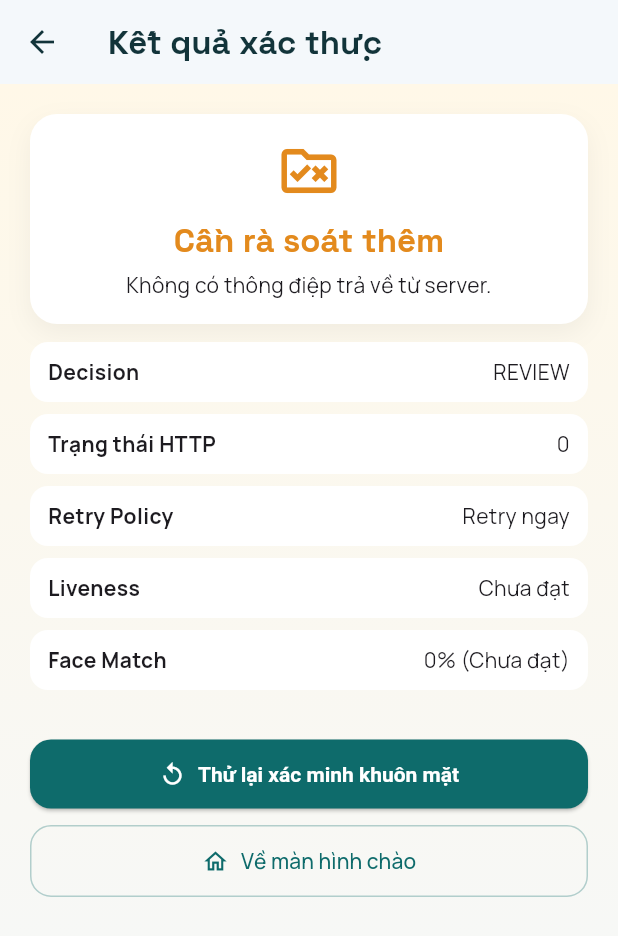
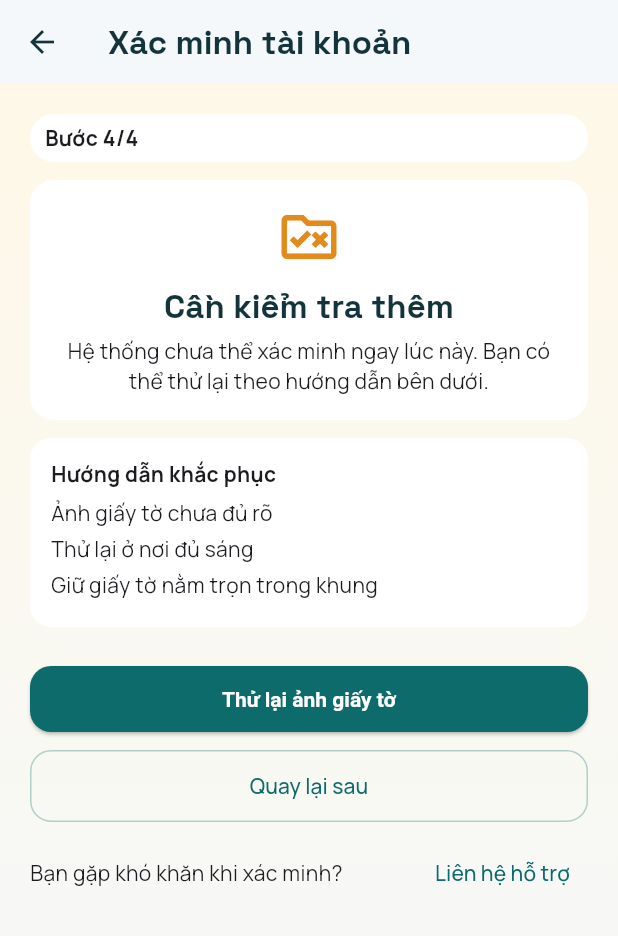
Before and after one commit to Anh-Quoc-Pham/eKYC_android_app, a Flutter app: the ResultScreen screen opened by its route, on a phone screen of 412 x 824 dp. Shown: the top 936 px of the screen. Run offline on Flutter 3.47's test engine with Material 3 defaults, Android fonts, the phone set to English and light mode, and no system bars; our stand-ins replace camera, flutter_secure_storage, google_fonts, permission_handler; missing offline and left inert: cryptography, google_mlkit_face_detection, google_mlkit_text_recognition; accounts and stored records are empty.

Commit message:
feat(result): split result states and user-safe messaging

```diff
--- a/lib/screens/result_screen.dart
+++ b/lib/screens/result_screen.dart
@@ -4,6 +4,8 @@
 import '../app_theme.dart';
 import '../models/decision_models.dart';
 import '../services/ekyc_session.dart';
+
+enum ResultUiState { success, reviewRetryable, reject, cooldown, manualReview }
 
 class ResultScreen extends StatelessWidget {
   const ResultScreen({super.key});
@@ -12,349 +14,450 @@
   Widget build(BuildContext context) {
     final session = EkycSession.instance;
     final decision = session.decisionOutcome;
-    final decisionStatus = _resolveDecisionStatus(session);
-    final retryAllowed =
-        decision?.retryAllowed ?? !session.verificationSucceeded;
-    final retryPolicy =
-        decision?.retryPolicy ??
-        (retryAllowed ? RetryPolicy.immediate : RetryPolicy.noRetry);
-    final canRetryFace =
-        retryAllowed &&
-        (retryPolicy == RetryPolicy.immediate ||
-            retryPolicy == RetryPolicy.waitBeforeRetry);
-    final canRetryReview =
-        retryAllowed && retryPolicy == RetryPolicy.userCorrection;
+    final uiState = _resolveUiState(session, decision);
     final compact = AppLayout.isCompact(context);
     final pagePadding = AppLayout.pagePadding(context);
 
     return Scaffold(
-      appBar: AppBar(title: const Text('Kết quả xác thực')),
+      appBar: AppBar(title: const Text('Xác minh tài khoản')),
       body: Container(
         decoration: BoxDecoration(
           gradient: LinearGradient(
             begin: Alignment.topCenter,
             end: Alignment.bottomCenter,
-            colors: [_backgroundTone(decisionStatus), AppColors.canvas],
+            colors: [_backgroundTone(uiState), AppColors.canvas],
           ),
         ),
         child: SafeArea(
-          child: TweenAnimationBuilder<double>(
-            duration: AppMotion.slow,
-            curve: AppMotion.emphasized,
-            tween: Tween<double>(begin: 0, end: 1),
-            builder: (context, value, child) {
-              return Opacity(
-                opacity: value,
-                child: Transform.translate(
-                  offset: Offset(0, (1 - value) * (compact ? 14 : 20)),
-                  child: child,
-                ),
-              );
-            },
           child: ListView(
             physics: const BouncingScrollPhysics(),
             padding: EdgeInsets.all(pagePadding),
             children: [
-                AnimatedContainer(
-                  duration: AppMotion.medium,
-                  curve: AppMotion.standard,
-                  padding: EdgeInsets.all(compact ? 14 : 16),
+              Container(
+                padding: const EdgeInsets.symmetric(
+                  horizontal: 10,
+                  vertical: 6,
+                ),
                 decoration: BoxDecoration(
                   color: Colors.white,
-                    borderRadius: BorderRadius.circular(18),
-                    boxShadow: [
-                      BoxShadow(
-                        color: Colors.black.withValues(alpha: 0.05),
-                        blurRadius: 14,
-                        offset: const Offset(0, 6),
+                  borderRadius: BorderRadius.circular(999),
                 ),
-                    ],
-                  ),
-                  child: Column(
-                    children: [
-                      TweenAnimationBuilder<double>(
-                        duration: AppMotion.medium,
-                        curve: AppMotion.emphasized,
-                        tween: Tween<double>(begin: 0.86, end: 1),
-                        builder: (context, scale, _) {
-                          return Transform.scale(
-                            scale: scale,
-                            child: Icon(
-                              _statusIcon(decisionStatus),
-                              size: compact ? 40 : 44,
-                              color: _statusColor(decisionStatus),
-                            ),
-                          );
-                        },
-                      ),
-                      SizedBox(height: compact ? 8 : 10),
-                      Text(
-                        _headline(decisionStatus),
-                        style: Theme.of(context).textTheme.titleLarge?.copyWith(
-                          color: _statusColor(decisionStatus),
-                          fontWeight: FontWeight.w800,
-                        ),
-                      ),
-                      const SizedBox(height: 6),
-                      Text(
-                        _userFacingMessage(
-                          decision: decision,
-                          fallbackMessage: session.verificationMessage,
-                          retryPolicy: retryPolicy,
-                          retryAllowed: retryAllowed,
-                        ),
-                        textAlign: TextAlign.center,
-                      ),
-                    ],
+                child: const Text(
+                  'Bước 4/4',
+                  style: TextStyle(fontWeight: FontWeight.w700),
                 ),
               ),
               SizedBox(height: compact ? 10 : 12),
-                _InfoRow(
-                  label: 'Decision',
-                  value: decisionStatus.name.toUpperCase(),
+              _ResultCard(
+                icon: _iconForState(uiState),
+                iconColor: _iconColor(uiState),
+                title: _titleForState(uiState),
+                body: _bodyForState(uiState),
               ),
-                _InfoRow(
-                  label: 'Trạng thái HTTP',
-                  value: '${session.verificationStatusCode}',
-                ),
-                _InfoRow(
-                  label: 'Retry Policy',
-                  value: _retryPolicyLabel(retryPolicy),
-                ),
-                _InfoRow(
-                  label: 'Liveness',
-                  value: session.livenessPassed ? 'Đạt' : 'Chưa đạt',
-                ),
-                _InfoRow(
-                  label: 'Face Match',
-                  value:
-                      '${(session.faceMatchScore * 100).toStringAsFixed(0)}% '
-                      '(${session.faceMatchPassed ? 'Đạt' : 'Chưa đạt'})',
-                ),
-                if (session.cccdHash.isNotEmpty)
-                  _InfoRow(
-                    label: 'ID Hash',
-                    value: _truncateHash(session.cccdHash),
-                    monospace: true,
-                  ),
-                if ((decision?.correlationId ?? session.correlationId)
-                    .isNotEmpty)
-                  _InfoRow(
-                    label: 'Correlation ID',
-                    value: _truncateHash(
-                      decision?.correlationId ?? session.correlationId,
-                    ),
-                    monospace: true,
-                  ),
+              SizedBox(height: compact ? 10 : 12),
+              ..._detailsForState(uiState, session),
               SizedBox(height: compact ? 18 : 24),
-                if (canRetryFace)
-                  SizedBox(
-                    width: double.infinity,
-                    child: ElevatedButton.icon(
-                      onPressed: () {
-                        Navigator.of(
-                          context,
-                        ).pushReplacementNamed(AppRoutes.face);
-                      },
-                      icon: const Icon(Icons.replay),
-                      label: const Text('Thử lại xác minh khuôn mặt'),
-                    ),
-                  ),
-                if (canRetryFace) SizedBox(height: compact ? 8 : 10),
-                if (canRetryReview)
-                  SizedBox(
-                    width: double.infinity,
-                    child: OutlinedButton.icon(
-                      onPressed: () {
-                        Navigator.of(
-                          context,
-                        ).pushReplacementNamed(AppRoutes.review);
-                      },
-                      icon: const Icon(Icons.edit_outlined),
-                      label: const Text('Sửa OCR và thử lại'),
-                    ),
-                  ),
-                if (canRetryReview) SizedBox(height: compact ? 8 : 10),
-                SizedBox(
-                  width: double.infinity,
-                  child: OutlinedButton.icon(
-                    onPressed: () {
-                      session.clearAll();
-                      Navigator.of(context).pushNamedAndRemoveUntil(
-                        AppRoutes.welcome,
-                        (route) => false,
-                      );
-                    },
-                    icon: const Icon(Icons.home_outlined),
-                    label: const Text('Về màn hình chào'),
-                  ),
-                ),
+              ..._actionsForState(context, uiState, session),
             ],
-            ),
           ),
         ),
       ),
     );
   }
 
-  static String _truncateHash(String hash) {
-    if (hash.length <= 20) {
-      return hash;
-    }
-    return '${hash.substring(0, 10)}...${hash.substring(hash.length - 8)}';
+  static ResultUiState _resolveUiState(
+    EkycSession session,
+    DecisionOutcome? decision,
+  ) {
+    if (decision == null) {
+      return session.verificationSucceeded
+          ? ResultUiState.success
+          : ResultUiState.reviewRetryable;
     }
 
-  static DecisionStatus _resolveDecisionStatus(EkycSession session) {
-    final decision = session.decisionOutcome;
-    if (decision != null) {
-      return decision.status;
+    if (decision.status == DecisionStatus.pass) {
+      return ResultUiState.success;
     }
 
-    return session.verificationSucceeded
-        ? DecisionStatus.pass
-        : DecisionStatus.review;
+    if (decision.status == DecisionStatus.review) {
+      if (decision.retryPolicy == RetryPolicy.manualReview ||
+          !decision.retryAllowed) {
+        return ResultUiState.manualReview;
+      }
+      if (decision.retryPolicy == RetryPolicy.waitBeforeRetry) {
+        return ResultUiState.cooldown;
+      }
+      return ResultUiState.reviewRetryable;
     }
 
-  static Color _backgroundTone(DecisionStatus status) {
-    switch (status) {
-      case DecisionStatus.pass:
+    if (decision.retryPolicy == RetryPolicy.waitBeforeRetry) {
+      return ResultUiState.cooldown;
+    }
+
+    return ResultUiState.reject;
+  }
+
+  static Color _backgroundTone(ResultUiState uiState) {
+    switch (uiState) {
+      case ResultUiState.success:
         return const Color(0xFFEAF7F1);
-      case DecisionStatus.review:
+      case ResultUiState.reviewRetryable:
         return const Color(0xFFFFF8E8);
-      case DecisionStatus.reject:
+      case ResultUiState.reject:
         return const Color(0xFFFFF2F2);
+      case ResultUiState.cooldown:
+        return const Color(0xFFF5F1FF);
+      case ResultUiState.manualReview:
+        return const Color(0xFFEFF4FF);
     }
   }
 
-  static Color _statusColor(DecisionStatus status) {
-    switch (status) {
-      case DecisionStatus.pass:
-        return AppColors.success;
-      case DecisionStatus.review:
-        return const Color(0xFFE38A1D);
-      case DecisionStatus.reject:
-        return AppColors.danger;
+  static IconData _iconForState(ResultUiState uiState) {
+    switch (uiState) {
+      case ResultUiState.success:
+        return Icons.verified;
+      case ResultUiState.reviewRetryable:
+        return Icons.rule_folder_outlined;
+      case ResultUiState.reject:
+        return Icons.highlight_off_rounded;
+      case ResultUiState.cooldown:
+        return Icons.schedule;
+      case ResultUiState.manualReview:
+        return Icons.pending_actions_outlined;
     }
   }
 
-  static IconData _statusIcon(DecisionStatus status) {
-    switch (status) {
-      case DecisionStatus.pass:
-        return Icons.verified;
-      case DecisionStatus.review:
-        return Icons.rule_folder_outlined;
-      case DecisionStatus.reject:
-        return Icons.block_outlined;
+  static Color _iconColor(ResultUiState uiState) {
+    switch (uiState) {
+      case ResultUiState.success:
+        return AppColors.success;
+      case ResultUiState.reviewRetryable:
+        return const Color(0xFFE38A1D);
+      case ResultUiState.reject:
+        return AppColors.danger;
+      case ResultUiState.cooldown:
+        return const Color(0xFF6D4EC5);
+      case ResultUiState.manualReview:
+        return const Color(0xFF3666D8);
     }
   }
 
-  static String _headline(DecisionStatus status) {
-    switch (status) {
-      case DecisionStatus.pass:
-        return 'Đã xác thực thành công';
-      case DecisionStatus.review:
-        return 'Cần rà soát thêm';
-      case DecisionStatus.reject:
-        return 'Từ chối xác thực';
+  static String _titleForState(ResultUiState uiState) {
+    switch (uiState) {
+      case ResultUiState.success:
+        return 'Xác minh thành công';
+      case ResultUiState.reviewRetryable:
+        return 'Cần kiểm tra thêm';
+      case ResultUiState.reject:
+        return 'Chưa thể xác minh';
+      case ResultUiState.cooldown:
+        return 'Vui lòng thử lại sau ít phút';
+      case ResultUiState.manualReview:
+        return 'Hồ sơ đang được kiểm tra';
     }
   }
 
-  static String _retryPolicyLabel(RetryPolicy retryPolicy) {
-    switch (retryPolicy) {
-      case RetryPolicy.immediate:
-        return 'Retry ngay';
-      case RetryPolicy.userCorrection:
-        return 'Cần sửa thông tin';
-      case RetryPolicy.waitBeforeRetry:
-        return 'Đợi và thử lại';
-      case RetryPolicy.manualReview:
-        return 'Rà soát thủ công';
-      case RetryPolicy.noRetry:
-        return 'Không cho retry';
+  static String _bodyForState(ResultUiState uiState) {
+    switch (uiState) {
+      case ResultUiState.success:
+        return 'Thông tin của bạn đã được xác minh.';
+      case ResultUiState.reviewRetryable:
+        return 'Hệ thống chưa thể xác minh ngay lúc này. Bạn có thể thử lại theo hướng dẫn bên dưới.';
+      case ResultUiState.reject:
+        return 'Chúng tôi chưa thể xác minh lần này. Bạn có thể thử lại với giấy tờ rõ hơn và ở nơi đủ sáng.';
+      case ResultUiState.cooldown:
+        return 'Hệ thống cần một chút thời gian nghỉ ngơi trước khi bạn thử lại. Cảm ơn sự kiên nhẫn của bạn.';
+      case ResultUiState.manualReview:
+        return 'Chúng tôi cần thêm thời gian để xác minh. Bạn sẽ được thông báo khi có kết quả.';
     }
   }
 
-  static String _userFacingMessage({
-    required DecisionOutcome? decision,
-    required String fallbackMessage,
-    required RetryPolicy retryPolicy,
-    required bool retryAllowed,
-  }) {
-    if (decision == null) {
-      return fallbackMessage.isEmpty
-          ? 'Không có thông điệp trả về từ server.'
-          : fallbackMessage;
+  static List<Widget> _detailsForState(
+    ResultUiState uiState,
+    EkycSession session,
+  ) {
+    switch (uiState) {
+      case ResultUiState.success:
+        return const <Widget>[];
+      case ResultUiState.reviewRetryable:
+        return const <Widget>[
+          _InfoCard(
+            title: 'Hướng dẫn khắc phục',
+            lines: <String>[
+              'Ảnh giấy tờ chưa đủ rõ',
+              'Thử lại ở nơi đủ sáng',
+              'Giữ giấy tờ nằm trọn trong khung',
+            ],
+          ),
+        ];
+      case ResultUiState.reject:
+        return const <Widget>[
+          _InfoCard(
+            title: 'Gợi ý thực hiện lại',
+            lines: <String>['Đứng ở nơi đủ sáng', 'Giữ giấy tờ rõ nét'],
+          ),
+        ];
+      case ResultUiState.cooldown:
+        return <Widget>[
+          _InfoCard(
+            title: 'Thời gian chờ còn lại',
+            lines: <String>[_cooldownText(session)],
+          ),
+        ];
+      case ResultUiState.manualReview:
+        return const <Widget>[
+          _InfoCard(
+            title: 'Thời gian xử lý',
+            lines: <String>['24-48 giờ làm việc'],
+          ),
+          SizedBox(height: 8),
+          _InfoCard(
+            title: 'Thông báo',
+            lines: <String>[
+              'Kết quả sẽ được gửi qua ứng dụng hoặc email đã đăng ký.',
+            ],
+          ),
+        ];
+    }
   }
 
-    switch (decision.userMessageKey) {
-      case 'decision.pass':
-        return 'Phiên eKYC đạt yêu cầu cho bước pilot.';
-      case 'decision.review.document_quality':
-        return 'Ảnh giấy tờ chưa đạt chất lượng. Vui lòng chỉnh lại góc chụp/ánh sáng và thử lại.';
-      case 'decision.review.liveness_retry':
-        return 'Độ tin cậy liveness chưa đủ. Vui lòng thực hiện lại thao tác khuôn mặt.';
-      case 'decision.review.network_retry':
-        return 'Kết nối mạng bị gián đoạn. Bạn có thể thử lại ngay.';
-      case 'decision.review.device_trust_pending':
-        return 'Thiết bị chưa cung cấp đủ tín hiệu integrity. Vui lòng thử lại sau.';
-      case 'decision.review.internal_required':
-        return 'Phiên xác minh cần chuyển bước rà soát nội bộ.';
-      case 'decision.reject.retry_limit':
-        return 'Bạn đã vượt quá giới hạn số lần thử trong phiên này.';
-      case 'decision.reject.security_check_failed':
-        return 'Phiên xác minh bị từ chối do tín hiệu an toàn không đạt yêu cầu.';
-      default:
-        if (retryAllowed && retryPolicy == RetryPolicy.userCorrection) {
-          return 'Có thể thử lại sau khi điều chỉnh thông tin/điều kiện chụp.';
+  static String _cooldownText(EkycSession session) {
+    final payload = session.verificationPayload;
+    final seconds = payload['retry_after_seconds'];
+    final minutes = payload['retry_after_minutes'];
+
+    if (seconds is int && seconds > 0) {
+      final roundedMinutes = (seconds / 60).ceil();
+      return '$roundedMinutes phút';
     }
-        if (retryAllowed) {
-          return 'Bạn có thể thử lại xác minh.';
+    if (minutes is int && minutes > 0) {
+      return '$minutes phút';
     }
-        return fallbackMessage.isEmpty
-            ? 'Phiên xác minh chưa thể tự động phê duyệt.'
-            : fallbackMessage;
+    return 'Khoảng vài phút';
+  }
+
+  static List<Widget> _actionsForState(
+    BuildContext context,
+    ResultUiState uiState,
+    EkycSession session,
+  ) {
+    switch (uiState) {
+      case ResultUiState.success:
+        return <Widget>[
+          SizedBox(
+            width: double.infinity,
+            child: ElevatedButton(
+              onPressed: () {
+                session.clearAll();
+                Navigator.of(
+                  context,
+                ).pushNamedAndRemoveUntil(AppRoutes.welcome, (route) => false);
+              },
+              child: const Text('Tiếp tục'),
+            ),
+          ),
+        ];
+      case ResultUiState.reviewRetryable:
+        return <Widget>[
+          SizedBox(
+            width: double.infinity,
+            child: ElevatedButton(
+              onPressed: () {
+                Navigator.of(context).pushReplacementNamed(AppRoutes.ocr);
+              },
+              child: const Text('Thử lại ảnh giấy tờ'),
+            ),
+          ),
+          const SizedBox(height: 10),
+          SizedBox(
+            width: double.infinity,
+            child: OutlinedButton(
+              onPressed: () {
+                session.clearAll();
+                Navigator.of(
+                  context,
+                ).pushNamedAndRemoveUntil(AppRoutes.welcome, (route) => false);
+              },
+              child: const Text('Quay lại sau'),
+            ),
+          ),
+          const SizedBox(height: 10),
+          _SupportRow(
+            onTap: () {
+              ScaffoldMessenger.of(context)
+                ..hideCurrentSnackBar()
+                ..showSnackBar(
+                  const SnackBar(
+                    content: Text('Vui lòng liên hệ bộ phận hỗ trợ.'),
+                  ),
+                );
+            },
+          ),
+        ];
+      case ResultUiState.reject:
+        return <Widget>[
+          SizedBox(
+            width: double.infinity,
+            child: ElevatedButton(
+              onPressed: () {
+                session.clearAll();
+                Navigator.of(
+                  context,
+                ).pushNamedAndRemoveUntil(AppRoutes.ocr, (route) => false);
+              },
+              child: const Text('Thử lại từ đầu'),
+            ),
+          ),
+          const SizedBox(height: 10),
+          SizedBox(
+            width: double.infinity,
+            child: OutlinedButton(
+              onPressed: () {
+                ScaffoldMessenger.of(context)
+                  ..hideCurrentSnackBar()
+                  ..showSnackBar(
+                    const SnackBar(
+                      content: Text('Vui lòng liên hệ bộ phận hỗ trợ.'),
+                    ),
+                  );
+              },
+              child: const Text('Liên hệ hỗ trợ'),
+            ),
+          ),
+        ];
+      case ResultUiState.cooldown:
+        return <Widget>[
+          SizedBox(
+            width: double.infinity,
+            child: ElevatedButton(
+              onPressed: () {
+                session.clearAll();
+                Navigator.of(
+                  context,
+                ).pushNamedAndRemoveUntil(AppRoutes.welcome, (route) => false);
+              },
+              child: const Text('Quay lại trang chính'),
+            ),
+          ),
+          const SizedBox(height: 10),
+          SizedBox(
+            width: double.infinity,
+            child: OutlinedButton(
+              onPressed: () {
+                ScaffoldMessenger.of(context)
+                  ..hideCurrentSnackBar()
+                  ..showSnackBar(
+                    const SnackBar(
+                      content: Text('Vui lòng liên hệ bộ phận hỗ trợ.'),
+                    ),
+                  );
+              },
+              child: const Text('Liên hệ trợ giúp'),
+            ),
+          ),
+        ];
+      case ResultUiState.manualReview:
+        return <Widget>[
+          SizedBox(
+            width: double.infinity,
+            child: ElevatedButton(
+              onPressed: () {
+                session.clearAll();
+                Navigator.of(
+                  context,
+                ).pushNamedAndRemoveUntil(AppRoutes.welcome, (route) => false);
+              },
+              child: const Text('Đã hiểu'),
+            ),
+          ),
+        ];
     }
   }
 }
 
-class _InfoRow extends StatelessWidget {
-  const _InfoRow({
-    required this.label,
-    required this.value,
-    this.monospace = false,
+class _ResultCard extends StatelessWidget {
+  const _ResultCard({
+    required this.icon,
+    required this.iconColor,
+    required this.title,
+    required this.body,
   });
 
-  final String label;
-  final String value;
-  final bool monospace;
+  final IconData icon;
+  final Color iconColor;
+  final String title;
+  final String body;
 
   @override
   Widget build(BuildContext context) {
     return Container(
-      margin: const EdgeInsets.only(bottom: 8),
-      padding: const EdgeInsets.symmetric(horizontal: 12, vertical: 10),
+      padding: const EdgeInsets.all(16),
       decoration: BoxDecoration(
         color: Colors.white,
-        borderRadius: BorderRadius.circular(12),
+        borderRadius: BorderRadius.circular(16),
       ),
-      child: Row(
+      child: Column(
         children: [
-          Expanded(
-            child: Text(
-              label,
-              style: const TextStyle(fontWeight: FontWeight.w700),
+          Icon(icon, color: iconColor, size: 44),
+          const SizedBox(height: 10),
+          Text(
+            title,
+            textAlign: TextAlign.center,
+            style: Theme.of(
+              context,
+            ).textTheme.titleLarge?.copyWith(fontWeight: FontWeight.w700),
           ),
+          const SizedBox(height: 6),
+          Text(body, textAlign: TextAlign.center),
+        ],
       ),
-          const SizedBox(width: 10),
-          Expanded(
-            child: Text(
-              value,
-              textAlign: TextAlign.end,
-              style: TextStyle(fontFamily: monospace ? 'monospace' : null),
+    );
+  }
+}
+
+class _InfoCard extends StatelessWidget {
+  const _InfoCard({required this.title, required this.lines});
+
+  final String title;
+  final List<String> lines;
+
+  @override
+  Widget build(BuildContext context) {
+    return Container(
+      width: double.infinity,
+      padding: const EdgeInsets.all(14),
+      decoration: BoxDecoration(
+        color: Colors.white,
+        borderRadius: BorderRadius.circular(14),
       ),
+      child: Column(
+        crossAxisAlignment: CrossAxisAlignment.start,
+        children: [
+          Text(title, style: const TextStyle(fontWeight: FontWeight.w700)),
+          const SizedBox(height: 6),
+          for (final line in lines)
+            Padding(
+              padding: const EdgeInsets.only(bottom: 4),
+              child: Text(line),
             ),
         ],
       ),
     );
   }
 }
+
+class _SupportRow extends StatelessWidget {
+  const _SupportRow({required this.onTap});
+
+  final VoidCallback onTap;
+
+  @override
+  Widget build(BuildContext context) {
+    return Row(
+      children: [
+        const Expanded(child: Text('Bạn gặp khó khăn khi xác minh?')),
+        TextButton(onPressed: onTap, child: const Text('Liên hệ hỗ trợ')),
+      ],
+    );
+  }
+}
```
Also changed, not shown: 1 other file. Lines whose indentation alone changed are shown as unchanged.
